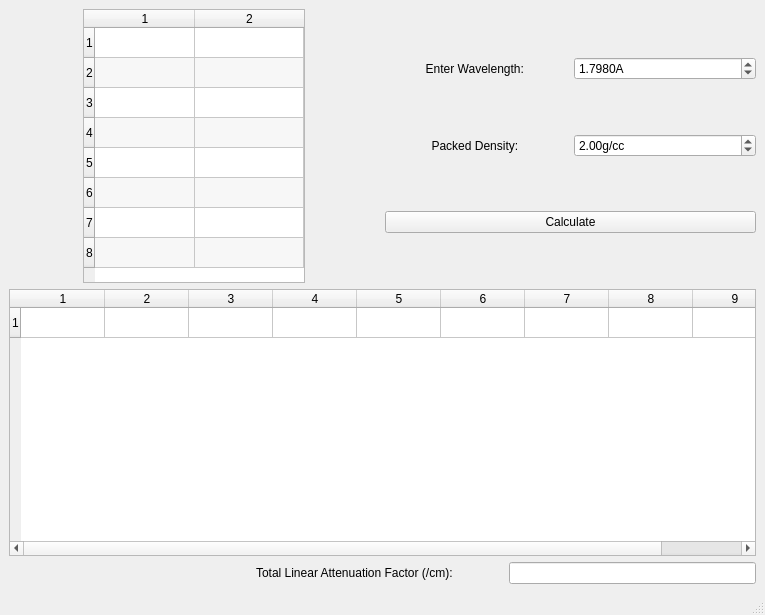
Qt form windows/main_window.ui (arwenygraine/Lin_Att_Calc_NIST) before a commit.
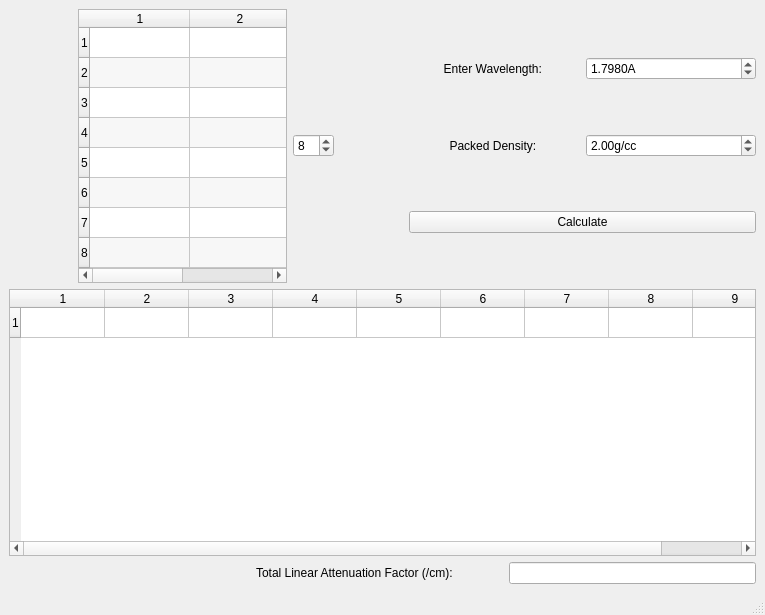
The same form after that commit.

Commit message: add input table row count change, float formula units

Patch:
```diff
--- a/windows/main_window.ui
+++ b/windows/main_window.ui
@@ -45,7 +45,7 @@
     <item row="0" column="0">
      <layout class="QVBoxLayout" name="verticalLayout">
       <item>
-       <layout class="QHBoxLayout" name="horizontalLayout" stretch="1,3,1,5">
+       <layout class="QHBoxLayout" name="horizontalLayout" stretch="1,3,0,1,5">
         <item>
          <spacer name="horizontalSpacer_2">
           <property name="orientation">
@@ -97,6 +97,16 @@
           <column/>
          </widget>
         </item>
+        <item>
+         <widget class="QSpinBox" name="spinTableRows">
+          <property name="minimum">
+           <number>1</number>
+          </property>
+          <property name="value">
+           <number>8</number>
+          </property>
+         </widget>
+        </item>
         <item>
          <spacer name="horizontalSpacer_3">
           <property name="orientation">
```
The commit also changes 3 other files.
